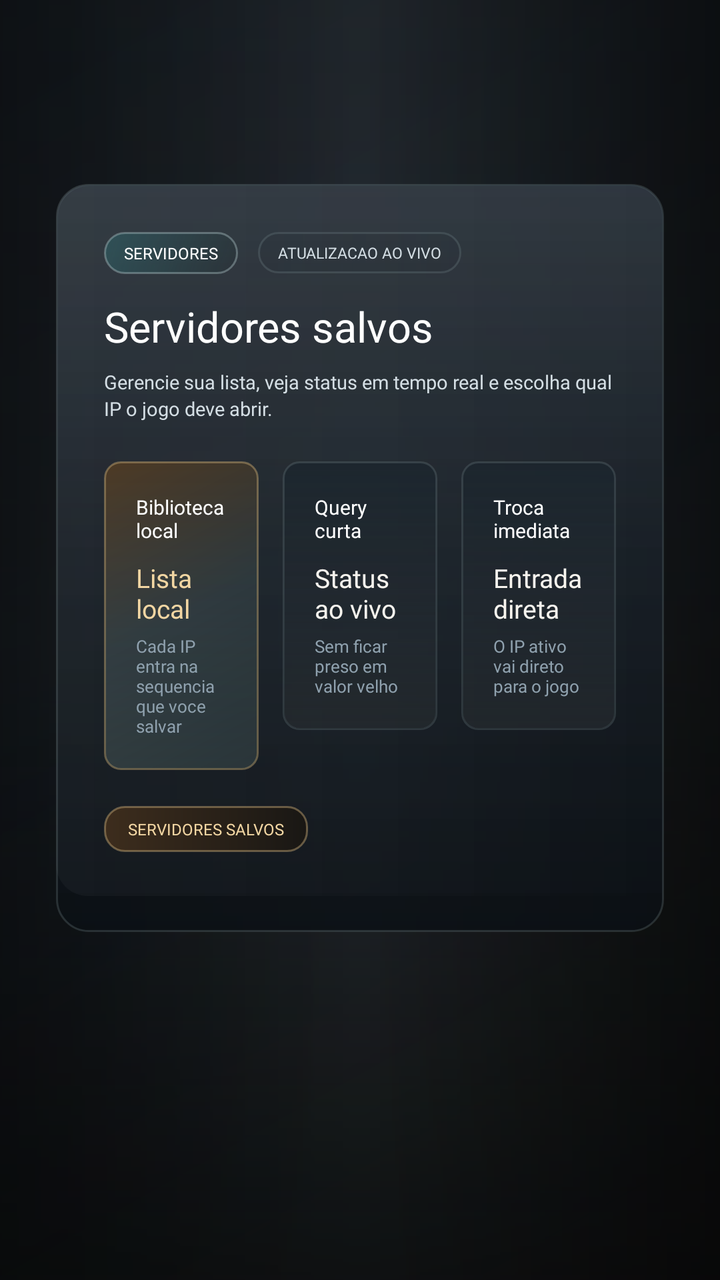
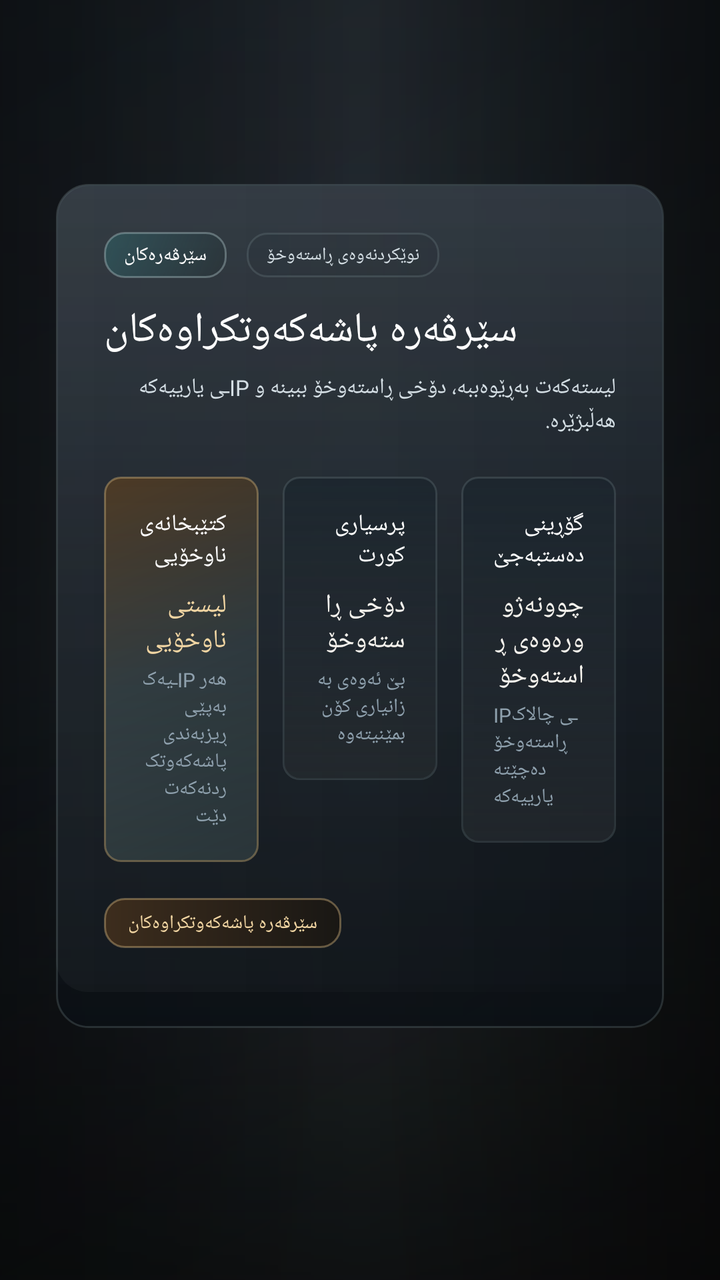

Two renders of the same Android screen: before a commit and after it. Below are the layout's source before the change and the commit's diff.
<!-- AndroidManifest.xml: application theme Theme.AppCompat.Light.NoActionBar.FullScreen -->
<!-- res/layout/fragment_servers.xml -->
<?xml version="1.0" encoding="utf-8"?>
<FrameLayout xmlns:android="http://schemas.android.com/apk/res/android"
    android:layout_width="match_parent"
    android:layout_height="match_parent">

    <View
        android:layout_width="match_parent"
        android:layout_height="match_parent"
        android:background="@drawable/home_overlay" />

    <ScrollView
        android:layout_width="match_parent"
        android:layout_height="match_parent"
        android:fillViewport="true">

        <LinearLayout
            android:layout_width="match_parent"
            android:layout_height="wrap_content"
            android:gravity="center_horizontal"
            android:orientation="vertical"
            android:paddingStart="28dp"
            android:paddingTop="92dp"
            android:paddingEnd="28dp"
            android:paddingBottom="20dp">

            <LinearLayout
                android:layout_width="match_parent"
                android:layout_height="wrap_content"
                android:background="@drawable/home_panel_surface"
                android:orientation="vertical"
                android:padding="24dp">

                <LinearLayout
                    android:layout_width="match_parent"
                    android:layout_height="wrap_content"
                    android:gravity="center_vertical"
                    android:orientation="horizontal">

                    <TextView
                        android:layout_width="wrap_content"
                        android:layout_height="wrap_content"
                        android:background="@drawable/home_news_badge"
                        android:fontFamily="@font/montserrat_bold"
                        android:paddingStart="10dp"
                        android:paddingTop="5dp"
                        android:paddingEnd="10dp"
                        android:paddingBottom="5dp"
                        android:text="Servidores"
                        android:textAllCaps="true"
                        android:textColor="@android:color/white"
                        android:textSize="8sp" />

                    <TextView
                        android:layout_width="wrap_content"
                        android:layout_height="wrap_content"
                        android:layout_marginStart="10dp"
                        android:background="@drawable/launcher_badge_outline"
                        android:fontFamily="@font/montserrat_bold"
                        android:paddingStart="10dp"
                        android:paddingTop="5dp"
                        android:paddingEnd="10dp"
                        android:paddingBottom="5dp"
                        android:text="ATUALIZACAO AO VIVO"
                        android:textAllCaps="true"
                        android:textColor="@color/launcher_text_secondary"
                        android:textSize="7.5sp" />
                </LinearLayout>

                <TextView
                    android:layout_width="wrap_content"
                    android:layout_height="wrap_content"
                    android:layout_marginTop="12dp"
                    android:fontFamily="@font/montserrat_black"
                    android:text="Servidores salvos"
                    android:textColor="@android:color/white"
                    android:textSize="21sp" />

                <TextView
                    android:layout_width="wrap_content"
                    android:layout_height="wrap_content"
                    android:layout_marginTop="7dp"
                    android:maxWidth="700dp"
                    android:fontFamily="@font/montserrat_medium"
                    android:lineSpacingExtra="2dp"
                    android:text="Gerencie sua lista, veja status em tempo real e escolha qual IP o jogo deve abrir."
                    android:textColor="@color/launcher_text_secondary"
                    android:textSize="9.5sp" />

                <LinearLayout
                    android:layout_width="match_parent"
                    android:layout_height="wrap_content"
                    android:layout_marginTop="20dp"
                    android:orientation="horizontal">

                    <LinearLayout
                        android:layout_width="0dp"
                        android:layout_height="wrap_content"
                        android:layout_weight="1"
                        android:background="@drawable/launcher_stat_tile_emphasis"
                        android:orientation="vertical"
                        android:padding="16dp">

                        <TextView
                            android:layout_width="wrap_content"
                            android:layout_height="wrap_content"
                            android:fontFamily="@font/montserrat_bold"
                            android:text="Biblioteca local"
                            android:textColor="@android:color/white"
                            android:textSize="10sp" />

                        <TextView
                            android:layout_width="wrap_content"
                            android:layout_height="wrap_content"
                            android:layout_marginTop="8dp"
                            android:fontFamily="@font/montserrat_black"
                            android:text="Lista local"
                            android:textColor="@color/launcher_accent_gold_bright"
                            android:textSize="13sp" />

                        <TextView
                            android:layout_width="wrap_content"
                            android:layout_height="wrap_content"
                            android:layout_marginTop="4dp"
                            android:fontFamily="@font/montserrat_medium"
                            android:text="Cada IP entra na sequencia que voce salvar"
                            android:textColor="@color/launcher_text_muted"
                            android:textSize="8.5sp" />
                    </LinearLayout>

                    <LinearLayout
                        android:layout_width="0dp"
                        android:layout_height="wrap_content"
                        android:layout_marginStart="12dp"
                        android:layout_weight="1"
                        android:background="@drawable/launcher_stat_tile"
                        android:orientation="vertical"
                        android:padding="16dp">

                        <TextView
                            android:layout_width="wrap_content"
                            android:layout_height="wrap_content"
                            android:fontFamily="@font/montserrat_bold"
                            android:text="Query curta"
                            android:textColor="@android:color/white"
                            android:textSize="10sp" />

                        <TextView
                            android:layout_width="wrap_content"
                            android:layout_height="wrap_content"
                            android:layout_marginTop="8dp"
                            android:fontFamily="@font/montserrat_black"
                            android:text="Status ao vivo"
                            android:textColor="@color/launcher_text_primary"
                            android:textSize="13sp" />

                        <TextView
                            android:layout_width="wrap_content"
                            android:layout_height="wrap_content"
                            android:layout_marginTop="4dp"
                            android:fontFamily="@font/montserrat_medium"
                            android:text="Sem ficar preso em valor velho"
                            android:textColor="@color/launcher_text_muted"
                            android:textSize="8.5sp" />
                    </LinearLayout>

                    <LinearLayout
                        android:layout_width="0dp"
                        android:layout_height="wrap_content"
                        android:layout_marginStart="12dp"
                        android:layout_weight="1"
                        android:background="@drawable/launcher_stat_tile"
                        android:orientation="vertical"
                        android:padding="16dp">

                        <TextView
                            android:layout_width="wrap_content"
                            android:layout_height="wrap_content"
                            android:fontFamily="@font/montserrat_bold"
                            android:text="Troca imediata"
                            android:textColor="@android:color/white"
                            android:textSize="10sp" />

                        <TextView
                            android:layout_width="wrap_content"
                            android:layout_height="wrap_content"
                            android:layout_marginTop="8dp"
                            android:fontFamily="@font/montserrat_black"
                            android:text="Entrada direta"
                            android:textColor="@color/launcher_text_primary"
                            android:textSize="13sp" />

                        <TextView
                            android:layout_width="wrap_content"
                            android:layout_height="wrap_content"
                            android:layout_marginTop="4dp"
                            android:fontFamily="@font/montserrat_medium"
                            android:text="O IP ativo vai direto para o jogo"
                            android:textColor="@color/launcher_text_muted"
                            android:textSize="8.5sp" />
                    </LinearLayout>
                </LinearLayout>

                <TextView
                    android:layout_width="wrap_content"
                    android:layout_height="wrap_content"
                    android:layout_marginTop="18dp"
                    android:background="@drawable/launcher_badge_gold"
                    android:fontFamily="@font/montserrat_bold"
                    android:paddingStart="12dp"
                    android:paddingTop="6dp"
                    android:paddingEnd="12dp"
                    android:paddingBottom="6dp"
                    android:text="SERVIDORES SALVOS"
                    android:textAllCaps="true"
                    android:textColor="@color/launcher_accent_gold_bright"
                    android:textSize="8sp" />

                <TextView
                    android:id="@+id/server_empty_state"
                    android:layout_width="match_parent"
                    android:layout_height="wrap_content"
                    android:layout_marginTop="14dp"
                    android:background="@drawable/launcher_console_surface"
                    android:fontFamily="@font/montserrat_medium"
                    android:padding="16dp"
                    android:text="Nenhum servidor salvo ainda."
                    android:textColor="@color/launcher_text_secondary"
                    android:textSize="10sp"
                    android:visibility="gone" />

                <TextView
                    android:id="@+id/server_add_shortcut"
                    android:layout_width="220dp"
                    android:layout_height="42dp"
                    android:layout_marginTop="12dp"
                    android:background="@drawable/home_server_select_button"
                    android:fontFamily="@font/montserrat_bold"
                    android:gravity="center"
                    android:text="Adicionar servidor"
                    android:textColor="@android:color/white"
                    android:textSize="10sp"
                    android:visibility="gone" />

                <LinearLayout
                    android:id="@+id/server_list_container"
                    android:layout_width="match_parent"
                    android:layout_height="wrap_content"
                    android:layout_marginTop="16dp"
                    android:orientation="vertical" />
            </LinearLayout>
        </LinearLayout>
    </ScrollView>

</FrameLayout>
<!-- resources referenced by this layout -->
<resources>
  <color name="launcher_accent_gold_bright">#F2D6A3</color>
  <color name="launcher_text_muted">#8FA1AE</color>
  <color name="launcher_text_primary">#F7F4EE</color>
  <color name="launcher_text_secondary">#D4DEE4</color>
  <!-- drawable home_news_badge (drawable) -->
  <?xml version="1.0" encoding="utf-8"?>
  <shape xmlns:android="http://schemas.android.com/apk/res/android"
      android:shape="rectangle">
      <gradient
          android:angle="315"
          android:startColor="#6C2D6F73"
          android:endColor="#33192325" />
      <corners android:radius="10dp" />
      <stroke
          android:width="1dp"
          android:color="#5DBBD4D5" />
  </shape>
  <!-- drawable launcher_badge_gold (drawable) -->
  <?xml version="1.0" encoding="utf-8"?>
  <shape xmlns:android="http://schemas.android.com/apk/res/android"
      android:shape="rectangle">
      <gradient
          android:angle="0"
          android:startColor="#3D2D1D"
          android:endColor="#191714" />
      <corners android:radius="10dp" />
      <stroke
          android:width="1dp"
          android:color="#6AD8B77E" />
  </shape>
  <!-- drawable launcher_badge_outline (drawable) -->
  <?xml version="1.0" encoding="utf-8"?>
  <shape xmlns:android="http://schemas.android.com/apk/res/android"
      android:shape="rectangle">
      <gradient
          android:angle="0"
          android:startColor="#221D2931"
          android:endColor="#120D1218" />
      <corners android:radius="10dp" />
      <stroke
          android:width="1dp"
          android:color="@color/launcher_border_soft" />
  </shape>
  <!-- drawable launcher_stat_tile_emphasis (drawable) -->
  <?xml version="1.0" encoding="utf-8"?>
  <layer-list xmlns:android="http://schemas.android.com/apk/res/android">
      <item>
          <shape android:shape="rectangle">
              <gradient
                  android:angle="315"
                  android:startColor="#4D3A25"
                  android:centerColor="#253137"
                  android:endColor="#132127" />
              <corners android:radius="8dp" />
              <stroke
                  android:width="1dp"
                  android:color="#68D7B678" />
          </shape>
      </item>
      <item
          android:left="1dp"
          android:top="1dp"
          android:right="1dp"
          android:bottom="1dp">
          <shape android:shape="rectangle">
              <gradient
                  android:angle="90"
                  android:startColor="#18FFF6E2"
                  android:endColor="#00FFFFFF" />
              <corners android:radius="7dp" />
          </shape>
      </item>
  </layer-list>
  <style name="Theme.AppCompat.Light.NoActionBar.FullScreen" parent="@style/Theme.AppCompat.Light.NoActionBar">
          <item name="android:windowNoTitle">true</item>
          <item name="android:windowActionBar">false</item>
          <item name="android:windowFullscreen">true</item>
          <item name="android:windowContentOverlay">@null</item>
          <item name="android:windowLayoutInDisplayCutoutMode">shortEdges</item>
      </style>
  <color name="launcher_panel_top">#E71B242D</color>
  <color name="launcher_panel_bottom">#D00A0F14</color>
  <color name="launcher_border_soft">#42798A91</color>
  <color name="launcher_accent_teal">#32898C</color>
  <color name="launcher_accent_teal_dark">#174A4F</color>
  <!-- unchanged entries left out for length: 5 -->
</resources>

<!-- the commit's change to res/layout/fragment_servers.xml (unified diff, before → after) -->
@@ -45,10 +45,10 @@
                         android:paddingTop="5dp"
                         android:paddingEnd="10dp"
                         android:paddingBottom="5dp"
-                        android:text="Servidores"
+                        android:text="سێرڤەرەکان"
                         android:textAllCaps="true"
                         android:textColor="@android:color/white"
-                        android:textSize="8sp" />
+                        android:textSize="9.5sp" />
 
                     <TextView
                         android:layout_width="wrap_content"
@@ -60,10 +60,10 @@
                         android:paddingTop="5dp"
                         android:paddingEnd="10dp"
                         android:paddingBottom="5dp"
-                        android:text="ATUALIZACAO AO VIVO"
+                        android:text="نوێکردنەوەی ڕاستەوخۆ"
                         android:textAllCaps="true"
                         android:textColor="@color/launcher_text_secondary"
-                        android:textSize="7.5sp" />
+                        android:textSize="9sp" />
                 </LinearLayout>
 
                 <TextView
@@ -71,7 +71,7 @@
                     android:layout_height="wrap_content"
                     android:layout_marginTop="12dp"
                     android:fontFamily="@font/montserrat_black"
-                    android:text="Servidores salvos"
+                    android:text="سێرڤەرە پاشەکەوتکراوەکان"
                     android:textColor="@android:color/white"
                     android:textSize="21sp" />
 
@@ -82,9 +82,9 @@
                     android:maxWidth="700dp"
                     android:fontFamily="@font/montserrat_medium"
                     android:lineSpacingExtra="2dp"
-                    android:text="Gerencie sua lista, veja status em tempo real e escolha qual IP o jogo deve abrir."
+                    android:text="لیستەکەت بەڕێوەببە، دۆخی ڕاستەوخۆ ببینە و IPـی یارییەکە هەڵبژێرە."
                     android:textColor="@color/launcher_text_secondary"
-                    android:textSize="9.5sp" />
+                    android:textSize="11sp" />
 
                 <LinearLayout
                     android:layout_width="match_parent"
@@ -104,16 +104,16 @@
                             android:layout_width="wrap_content"
                             android:layout_height="wrap_content"
                             android:fontFamily="@font/montserrat_bold"
-                            android:text="Biblioteca local"
+                            android:text="کتێبخانەی ناوخۆیی"
                             android:textColor="@android:color/white"
-                            android:textSize="10sp" />
+                            android:textSize="11.5sp" />
 
                         <TextView
                             android:layout_width="wrap_content"
                             android:layout_height="wrap_content"
                             android:layout_marginTop="8dp"
                             android:fontFamily="@font/montserrat_black"
-                            android:text="Lista local"
+                            android:text="لیستی ناوخۆیی"
                             android:textColor="@color/launcher_accent_gold_bright"
                             android:textSize="13sp" />
 
@@ -122,9 +122,9 @@
                             android:layout_height="wrap_content"
                             android:layout_marginTop="4dp"
                             android:fontFamily="@font/montserrat_medium"
-                            android:text="Cada IP entra na sequencia que voce salvar"
+                            android:text="هەر IPـیەک بەپێی ڕیزبەندی پاشەکەوتکردنەکەت دێت"
                             android:textColor="@color/launcher_text_muted"
-                            android:textSize="8.5sp" />
+                            android:textSize="10sp" />
                     </LinearLayout>
 
                     <LinearLayout
@@ -140,16 +140,16 @@
                             android:layout_width="wrap_content"
                             android:layout_height="wrap_content"
                             android:fontFamily="@font/montserrat_bold"
-                            android:text="Query curta"
+                            android:text="پرسیاری کورت"
                             android:textColor="@android:color/white"
-                            android:textSize="10sp" />
+                            android:textSize="11.5sp" />
 
                         <TextView
                             android:layout_width="wrap_content"
                             android:layout_height="wrap_content"
                             android:layout_marginTop="8dp"
                             android:fontFamily="@font/montserrat_black"
-                            android:text="Status ao vivo"
+                            android:text="دۆخی ڕاستەوخۆ"
                             android:textColor="@color/launcher_text_primary"
                             android:textSize="13sp" />
 
@@ -158,9 +158,9 @@
                             android:layout_height="wrap_content"
                             android:layout_marginTop="4dp"
                             android:fontFamily="@font/montserrat_medium"
-                            android:text="Sem ficar preso em valor velho"
+                            android:text="بێ ئەوەی بە زانیاری کۆن بمێنیتەوە"
                             android:textColor="@color/launcher_text_muted"
-                            android:textSize="8.5sp" />
+                            android:textSize="10sp" />
                     </LinearLayout>
 
                     <LinearLayout
@@ -176,16 +176,16 @@
                             android:layout_width="wrap_content"
                             android:layout_height="wrap_content"
                             android:fontFamily="@font/montserrat_bold"
-                            android:text="Troca imediata"
+                            android:text="گۆڕینی دەستبەجێ"
                             android:textColor="@android:color/white"
-                            android:textSize="10sp" />
+                            android:textSize="11.5sp" />
 
                         <TextView
                             android:layout_width="wrap_content"
                             android:layout_height="wrap_content"
                             android:layout_marginTop="8dp"
                             android:fontFamily="@font/montserrat_black"
-                            android:text="Entrada direta"
+                            android:text="چوونەژوورەوەی ڕاستەوخۆ"
                             android:textColor="@color/launcher_text_primary"
                             android:textSize="13sp" />
 
@@ -194,9 +194,9 @@
                             android:layout_height="wrap_content"
                             android:layout_marginTop="4dp"
                             android:fontFamily="@font/montserrat_medium"
-                            android:text="O IP ativo vai direto para o jogo"
+                            android:text="IPـی چالاک ڕاستەوخۆ دەچێتە یارییەکە"
                             android:textColor="@color/launcher_text_muted"
-                            android:textSize="8.5sp" />
+                            android:textSize="10sp" />
                     </LinearLayout>
                 </LinearLayout>
 
@@ -210,10 +210,10 @@
                     android:paddingTop="6dp"
                     android:paddingEnd="12dp"
                     android:paddingBottom="6dp"
-                    android:text="SERVIDORES SALVOS"
+                    android:text="سێرڤەرە پاشەکەوتکراوەکان"
                     android:textAllCaps="true"
                     android:textColor="@color/launcher_accent_gold_bright"
-                    android:textSize="8sp" />
+                    android:textSize="9.5sp" />
 
                 <TextView
                     android:id="@+id/server_empty_state"
@@ -223,9 +223,9 @@
                     android:background="@drawable/launcher_console_surface"
                     android:fontFamily="@font/montserrat_medium"
                     android:padding="16dp"
-                    android:text="Nenhum servidor salvo ainda."
+                    android:text="هێشتا هیچ سێرڤەرێک پاشەکەوت نەکراوە."
                     android:textColor="@color/launcher_text_secondary"
-                    android:textSize="10sp"
+                    android:textSize="11.5sp"
                     android:visibility="gone" />
 
                 <TextView
@@ -236,9 +236,9 @@
                     android:background="@drawable/home_server_select_button"
                     android:fontFamily="@font/montserrat_bold"
                     android:gravity="center"
-                    android:text="Adicionar servidor"
+                    android:text="زیادکردنی سێرڤەر"
                     android:textColor="@android:color/white"
-                    android:textSize="10sp"
+                    android:textSize="11.5sp"
                     android:visibility="gone" />
 
                 <LinearLayout
